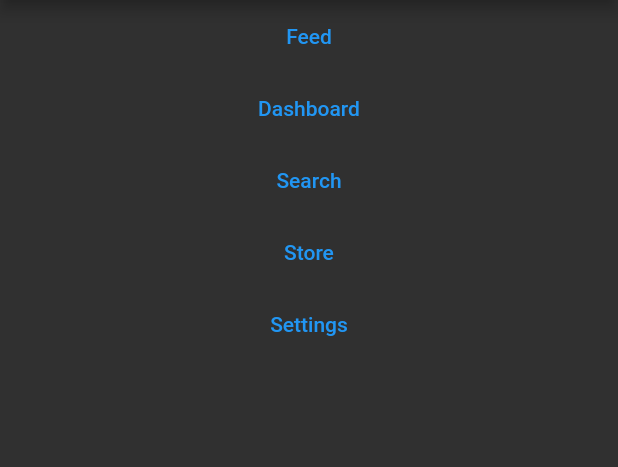
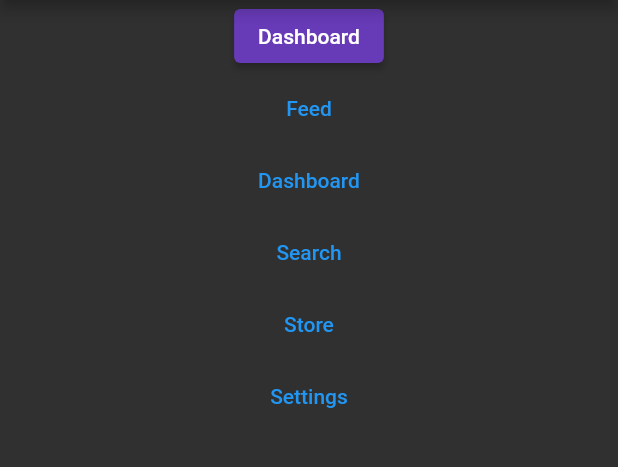
Before and after one commit to SubsurfaceStudios/CVR-App, a Flutter app: the screen it shows after launch, on a phone screen of 412 x 824 dp, the part 84-551 px from its top. Run offline on Flutter 3.47's test engine with Material 2 defaults, Android fonts, the phone set to English and light mode, and no system bars; our stand-ins replace adaptive_dialog, shared_preferences.

Commit message:
Update home_page.dart

```diff
--- a/cas_social/lib/home_page.dart
+++ b/cas_social/lib/home_page.dart
@@ -35,6 +35,11 @@ class _HomePageState extends State<HomePage> {
         crossAxisAlignment: CrossAxisAlignment.center,
         //mainAxisAlignment: MainAxisAlignment.center,
         children: [
+          ElevatedButton(
+              onPressed: () {
+                print("debug");
+              },
+              child: Text('Dashboard')),
           TextButton(
             style: ButtonStyle(
               foregroundColor: MaterialStateProperty.all<Color>(Colors.blue),
```
